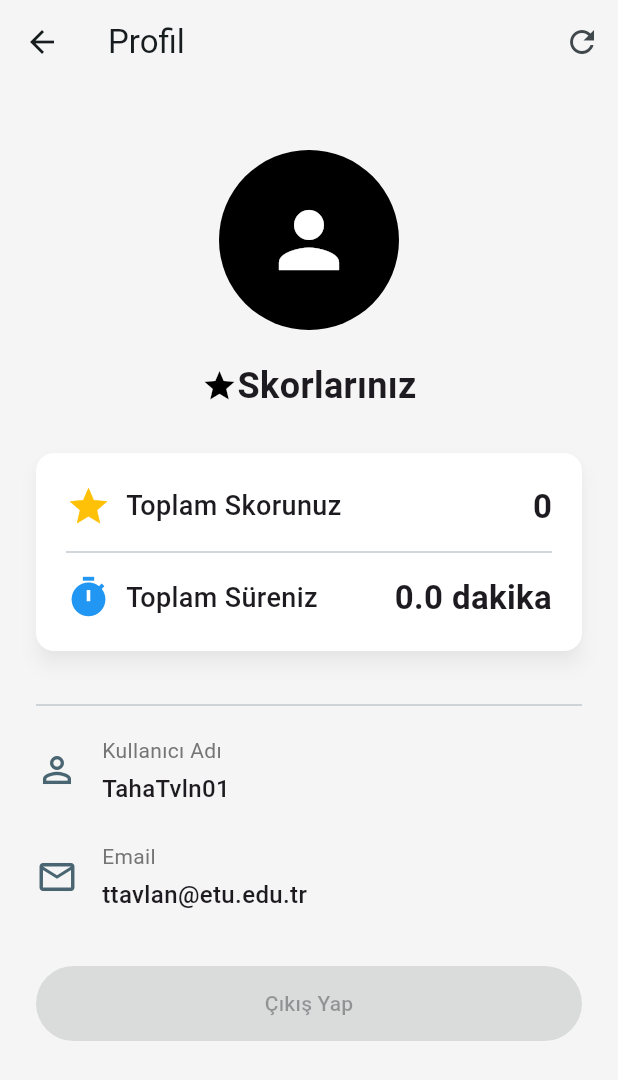
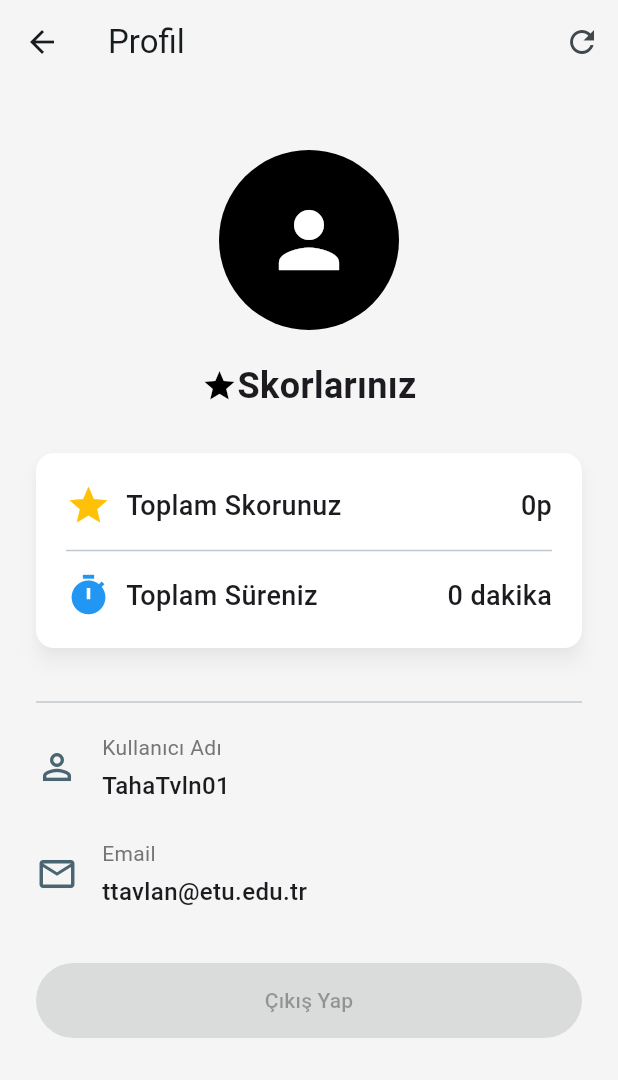
Before and after one commit to RdvnUmt/EduRank, a Flutter app: the screen it shows after launch, after a tap on "Profile", on a phone screen of 412 x 824 dp. Shown: the top 1080 px of the screen. Run offline on Flutter 3.47's test engine with Material 3 defaults, Android fonts, the phone set to English and light mode, and no system bars; our stand-ins replace google_fonts, google_nav_bar, numberpicker, shared_preferences, transparent_image; network calls fail.

```diff
--- a/edu_rank/lib/screens/home_screen.dart
+++ b/edu_rank/lib/screens/home_screen.dart
@@ -1,4 +1,3 @@
-import 'package:edu_rank/data/quizzes_data.dart';
 import 'package:flutter/material.dart';
 
 class HomeScreen extends StatelessWidget {
@@ -10,11 +9,9 @@ class HomeScreen extends StatelessWidget {
       child: Column(
         mainAxisAlignment: MainAxisAlignment.center,
         children: [
-          Text('Main Screen'),
+          Text('EduRank', style: TextStyle(fontSize: 30, fontWeight:FontWeight.bold),),
           SizedBox(height: 10),
-          Text('Total Score: $totalScore points'),
-          Text('Total Time: $totalTime seconds'),
-          SizedBox(height: 20),
+          SizedBox(height: 200),
           ElevatedButton(
             onPressed: () {
               //Navigator.push(context, MaterialPageRoute(builder: (context) => ProfileScreen()));
--- a/edu_rank/lib/screens/profile_screen.dart
+++ b/edu_rank/lib/screens/profile_screen.dart
@@ -93,10 +93,10 @@ class _ProfileScreenState extends State<ProfileScreen> {
                           ],
                         ),
                         Text(
-                          '$totalScore',
+                          '${totalScore}p',
                           style: GoogleFonts.roboto(
-                            fontSize: 22,
-                            fontWeight: FontWeight.bold,
+                            fontSize: 18,
+                            fontWeight: FontWeight.w500,
                           ),
                         ),
                       ],
@@ -120,10 +120,10 @@ class _ProfileScreenState extends State<ProfileScreen> {
                           ],
                         ),
                         Text(
-                          '${totalTime/60} dakika',
+                          '${(totalTime ~/ 60)} dakika',
                           style: GoogleFonts.roboto(
-                            fontSize: 22,
-                            fontWeight: FontWeight.bold,
+                            fontSize: 18,
+                            fontWeight: FontWeight.w500,
                           ),
                         ),
                       ],
```
